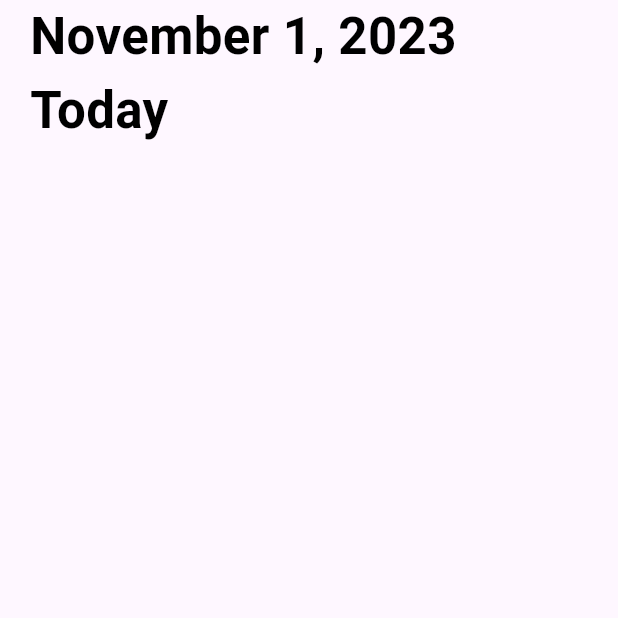
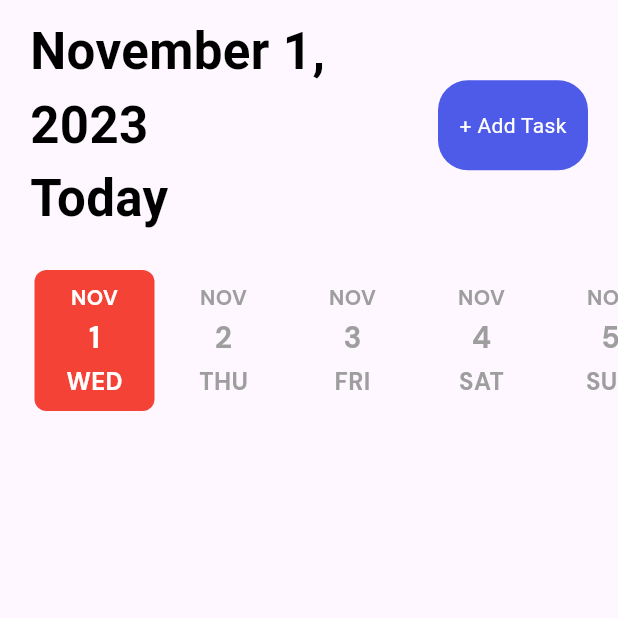
Before and after one commit to ananthi08/ypc_chef, a Flutter app: the CalendarView screen opened directly, on a phone screen of 412 x 824 dp, the top half of it. Run offline on Flutter 3.47's test engine with Material 2 defaults, Android fonts, the light colour scheme and no system bars; drawn by our look-alikes of date_picker_timeline; our stand-ins replace dio, dotted_border, flutter_svg, get, google_fonts, image_picker and 8 more; accounts and stored records are empty; Roboto replaces fonts that are missing (DMSans); project files that could hold a hidden picture were left out.

Commit message:
Calendar page

```diff
--- a/lib/common_widget/bottom_navbar.dart
+++ b/lib/common_widget/bottom_navbar.dart
@@ -12,7 +12,7 @@ class Bottomnavbar extends StatelessWidget {
       data: NavigationBarThemeData(
           indicatorColor: Colors.blue.shade100,
           labelTextStyle: MaterialStateProperty.all(
-            TextStyle(fontSize: 14, fontWeight: FontWeight.w500),
+            const TextStyle(fontSize: 14, fontWeight: FontWeight.w500),
           )),
       child: NavigationBar(destinations:const [
         NavigationDestination(
--- a/lib/constants/routes.dart
+++ b/lib/constants/routes.dart
@@ -1,6 +1,8 @@
 import 'package:chef_frontend/views/auth/signin/forgotpassword_view.dart';
 import 'package:chef_frontend/views/auth/signin/resetpassword_view.dart';
 import 'package:chef_frontend/views/auth/signin/signin_view.dart';
+import 'package:chef_frontend/views/dashboard/calender/add_task_bar.dart';
+import 'package:chef_frontend/views/dashboard/calender/calender.dart';
 import 'package:chef_frontend/views/dashboard/dashboard_top_profile/dashboardprofile_View.dart';
 import 'package:chef_frontend/views/dashboard/dashboard_view.dart';
 import 'package:chef_frontend/views/dashboard/videoupload_page/uploaded_video.dart';
@@ -19,6 +21,8 @@ Map<String, Widget Function(BuildContext)> routes = {
   Reset.route: (context) => const Reset(),
   Myvideospage.route: (context) => const Myvideospage(),
   Myvideospage2.route: (context) => const Myvideospage2(),
+  CalendarView.route: (context) => const CalendarView(),
+  AddTaskPage.route: (context) => const AddTaskPage(),
 
 
 
--- /dev/null
+++ b/lib/views/dashboard/calender/calendarbutton.dart
@@ -0,0 +1,25 @@
+import 'package:flutter/material.dart';
+
+class MyButton extends StatelessWidget {
+  final String label;
+  final Function()? onTap;
+  const MyButton({super.key, required this.label, required this.onTap});
+
+  @override
+  Widget build(BuildContext context) {
+    return GestureDetector(
+
+onTap: () => onTap,
+
+child: Container(
+  width: 100,
+  height: 60,
+  decoration: BoxDecoration(
+    borderRadius: BorderRadius.circular(20),
+    color: const Color(0xFF4e5ae8),
+  ),
+  child: Center(child: Text(label, style: const TextStyle(color: Colors.white),)) ,
+),
+    );
+  }
+}
--- a/lib/views/dashboard/calender/calender.dart
+++ b/lib/views/dashboard/calender/calender.dart
@@ -1,8 +1,15 @@
 import 'package:chef_frontend/common_widget/DMsans_text/dmsanstext.dart';
+import 'package:chef_frontend/views/dashboard/calender/add_task_bar.dart';
+import 'package:chef_frontend/views/dashboard/calender/calendarbutton.dart';
+import 'package:date_picker_timeline/date_picker_widget.dart';
 import 'package:flutter/material.dart';
+import 'package:get/get.dart';
+import 'package:get/get_core/src/get_main.dart';
+import 'package:google_fonts/google_fonts.dart';
 import 'package:intl/intl.dart';
 
 class CalendarView extends StatefulWidget {
+  static String route = '/calendar/page';
   const CalendarView({super.key});
 
   @override
@@ -10,15 +17,89 @@ class CalendarView extends StatefulWidget {
 }
 
 class _CalendarViewState extends State<CalendarView> {
+  DateTime _selectedDate = DateTime.now();
   @override
   Widget build(BuildContext context) {
-    return  Scaffold(
+    return   Scaffold(
       // appBar: ,
-      body: Column(children: [
-        Row(
+      body: Column(
+        children: [
+           _addTaskBar(),
+          _addDateBar(),
+
+
+      ],
+      ),
+    );
+
+  }
+
+_addDateBar(){
+  return Container(
+            margin:  EdgeInsets.only(top: 20, left: 20),
+            child: DatePicker(
+              DateTime.now(),
+              height:100,
+              width:80,
+              initialSelectedDate: DateTime.now(),
+              selectionColor: Colors.red,
+              selectedTextColor:Colors.white,
+              dateTextStyle:
+              GoogleFonts.dmSans(
+                textStyle: const TextStyle(
+                fontSize: 20,
+                fontWeight: FontWeight.bold,
+                color: Colors.grey,
+              ),
+              ),
+                dayTextStyle:
+              GoogleFonts.dmSans(
+                textStyle: const TextStyle(
+                fontSize: 16,
+                fontWeight: FontWeight.bold,
+                color: Colors.grey,
+              ),
+              ),
+               monthTextStyle:
+              GoogleFonts.dmSans(
+                textStyle: const TextStyle(
+                fontSize: 14,
+                fontWeight: FontWeight.bold,
+                color: Colors.grey,
+              ),
+              ),
+              onDateChange: (date){
+                _selectedDate = date;
+
+              },
+            ),
+           );
+}
+
+
+
+
+
+
+
+
+
+
+
+
+
+
+
+  _addTaskBar(){
+    return
+       Container(
+          margin: const EdgeInsets.only(left: 20, right: 20, top: 10),
+          child: Row(
+            mainAxisAlignment: MainAxisAlignment.spaceBetween,
             children: [
               Container(
-              margin: const EdgeInsets.symmetric(horizontal:  20),
+               width: 200,
+                // margin: const EdgeInsets.symmetric(horizontal:  20),
                 child: Column(
                 crossAxisAlignment: CrossAxisAlignment.start,
 
@@ -32,15 +113,30 @@ crossAxisAlignment: CrossAxisAlignment.start,
                   ),
 
                   Text("Today",
-                style: dmSansBoldTextStyle,
+                  style: dmSansBoldTextStyle ,
                   ),
 
                   ],
                 ),
-            )
+              ),
+
+             MyButton(label: "+ Add Task", onTap: ()=>Get.to(AddTaskPage()))
+
+
+
+
+
+
+
+
+
+
+
+
+
             ],
-        )
-      ],),
+          ),
         );
+
   }
 }
--- a/pubspec.yaml
+++ b/pubspec.yaml
@@ -63,6 +63,8 @@ dependencies:
   shimmer: ^3.0.0
   comment_box: ^0.0.18
   intl: ^0.18.1
+  date_picker_timeline: ^1.2.5
+  get: ^4.6.6
 
 
 dev_dependencies:
```
Also changed, not shown: lib/views/dashboard/calender/add_task_bar.dart (added, +108 -0 lines), lib/views/dashboard/calender/calendar_input_field.dart (added, +67 -0 lines), pubspec.lock. Lines whose indentation alone changed are shown as unchanged.
